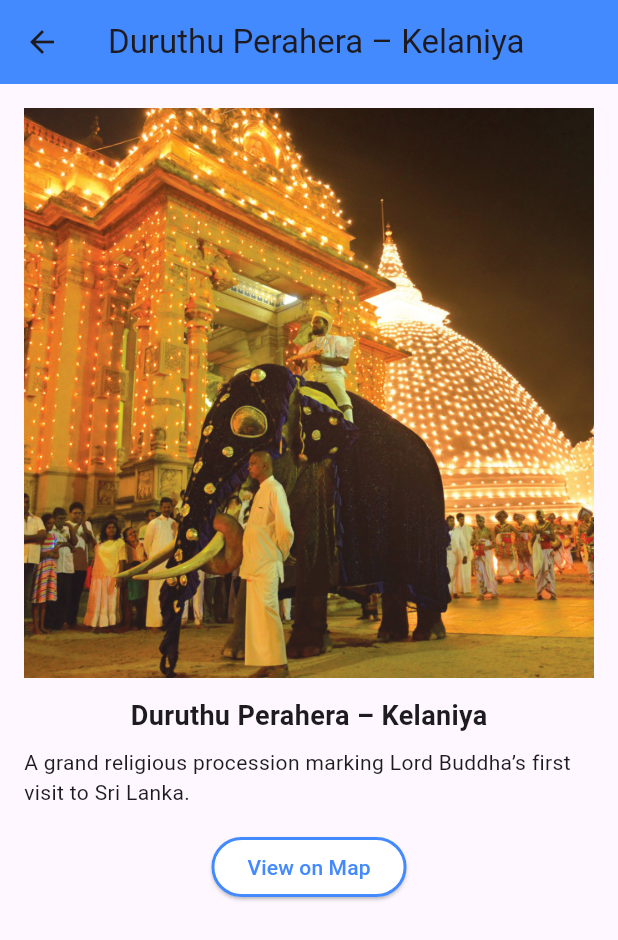
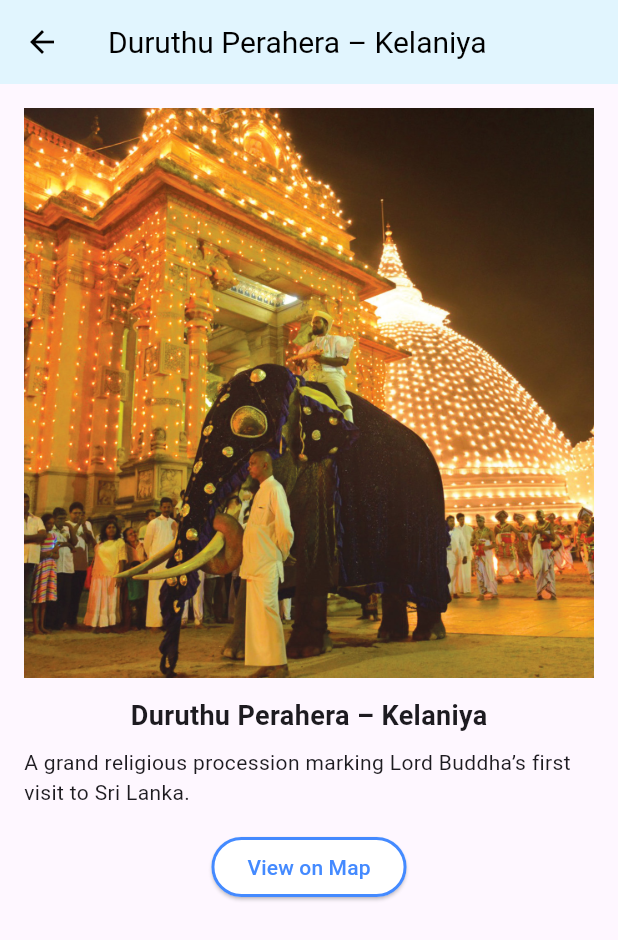
Before and after one commit to HisharaSamaranayake/MAD-Project, a Flutter app: the SeasonalExperienceScreen screen opened by its route, after a tap on "Duruthu Perahera – Kelaniya", on a phone screen of 412 x 824 dp. Shown: the top 940 px of the screen. Run offline on Flutter 3.47's test engine with Material 3 defaults, Android fonts, the light colour scheme and no system bars; our stand-ins replace firebase_auth, firebase_core, shared_preferences; accounts and stored records are empty.

Commit message:
Change colors of appbar

```diff
--- a/lib/seasonal_experience_page.dart
+++ b/lib/seasonal_experience_page.dart
@@ -11,7 +11,10 @@ class EventDetailScreen extends StatelessWidget {
     return Scaffold(
       appBar: AppBar(
         title: Text(event['event']!),
-        backgroundColor: Colors.blueAccent,
+        backgroundColor: Colors.lightBlue.shade50,
+        elevation: 0,
+        iconTheme: IconThemeData(color: Colors.black),
+        titleTextStyle: TextStyle(color: Colors.black, fontSize: 20),
       ),
       body: Padding(
         padding: const EdgeInsets.all(16.0),
@@ -61,7 +64,10 @@ class MapScreen extends StatelessWidget {
     return Scaffold(
       appBar: AppBar(
         title: Text('Event Location'),
-        backgroundColor: Colors.blueAccent,
+        backgroundColor: Colors.lightBlue.shade50,
+        elevation: 0,
+        iconTheme: IconThemeData(color: Colors.black),
+        titleTextStyle: TextStyle(color: Colors.black, fontSize: 20),
       ),
       body: Center(
         child: Text(
@@ -207,8 +213,10 @@ class _SeasonalExperienceScreenState extends State<SeasonalExperienceScreen> {
 
     return Scaffold(
       appBar: AppBar(
-        title: Text("Seasonal Experiences", style: TextStyle(fontSize: 18)),
-        backgroundColor: Colors.blueAccent,
+        title: Text("Seasonal Experiences", style: TextStyle(fontSize: 18, color: Colors.black)),
+        backgroundColor: Colors.lightBlue.shade50,
+        elevation: 0,
+        iconTheme: IconThemeData(color: Colors.black),
       ),
       body: Column(
         children: [
--- a/lib/travel_note.dart
+++ b/lib/travel_note.dart
@@ -190,7 +190,7 @@ class _TravelNotePageState extends State<TravelNotePage> {
     return Scaffold(
       backgroundColor: Colors.white,
       appBar: AppBar(
-        backgroundColor: _primaryGreen,
+        backgroundColor: Colors.lightBlue.shade50,
         title: const Text('Travel Notes'),
         centerTitle: true,
         elevation: 3,
@@ -222,7 +222,7 @@ class _TravelNotePageState extends State<TravelNotePage> {
               height: 48,
               child: ElevatedButton(
                 style: ElevatedButton.styleFrom(
-                  backgroundColor: _primaryGreen,
+                  backgroundColor: Colors.lightBlue.shade50,
                   shape: RoundedRectangleBorder(
                     borderRadius: BorderRadius.circular(14),
                   ),
```
